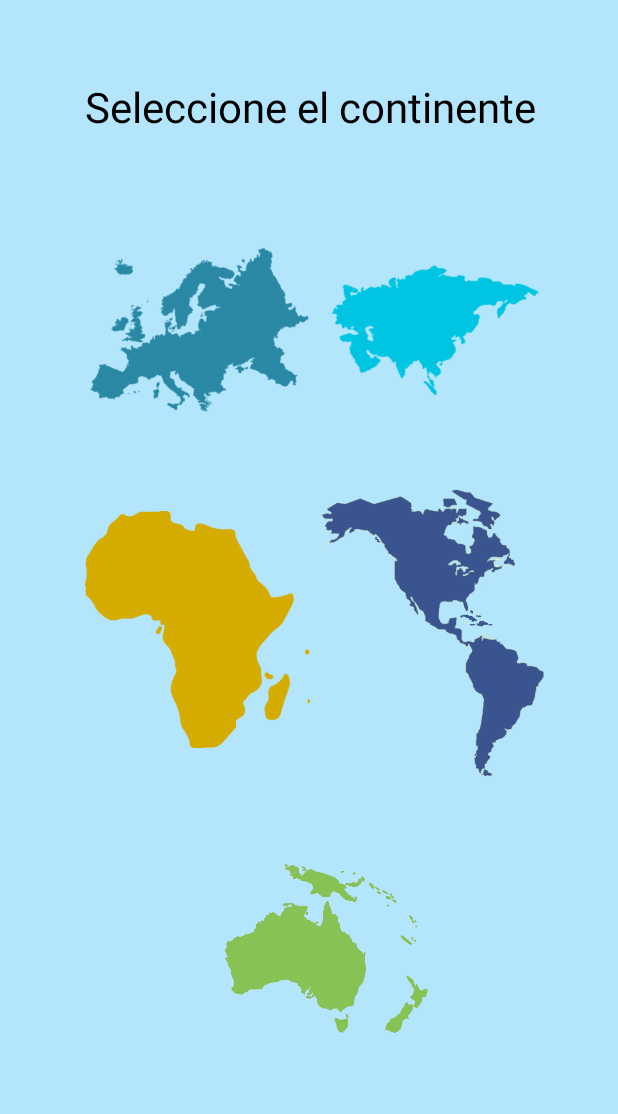
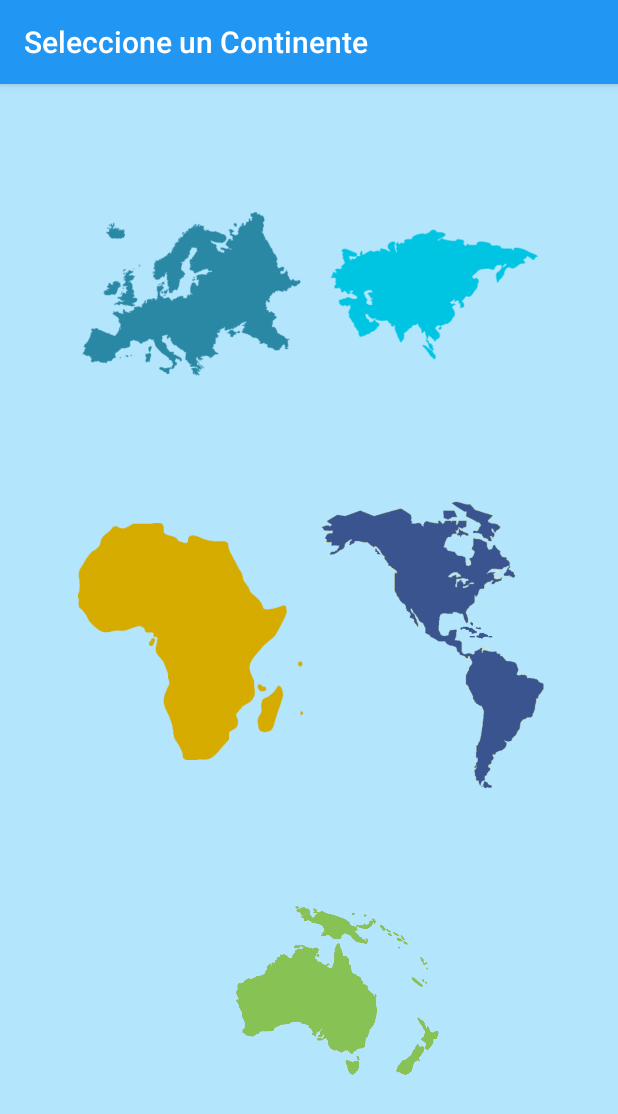
Before and after one commit to LaloTellez19/Covid, an Android app: the ContinentesFragment screen opened directly, with no data from a screen before it, on a phone screen of 412 x 824 dp. Shown: the top 1114 px of the screen. Run offline under Robolectric (Android 15) with nearby library versions, the phone set to English and light mode, and no system bars.

```diff
--- a/app/src/main/AndroidManifest.xml
+++ b/app/src/main/AndroidManifest.xml
@@ -10,7 +10,7 @@
         android:label="@string/app_name"
         android:roundIcon="@mipmap/ic_launcher_round"
         android:supportsRtl="true"
-        android:theme="@style/Theme.AppCompat.NoActionBar">
+        android:theme="@style/AppTheme">
         <activity android:name=".Main2Activity"></activity>
         <activity android:name=".Covid" />
         <activity android:name=".login" />
--- a/app/src/main/java/com/example/covid/ContinentesFragment.java
+++ b/app/src/main/java/com/example/covid/ContinentesFragment.java
@@ -144,6 +144,7 @@ public class ContinentesFragment extends Fragment {
                 .replace(R.id.fragment_container, fragmentPaises, FragmentPaises.TAG)
                 .addToBackStack(FragmentPaises.TAG)
                 .commit();
+        getActivity().setTitle("Seleccione Un Pais");
     }
 
     private void showToastError(String error) {
--- a/app/src/main/java/com/example/covid/Covid.java
+++ b/app/src/main/java/com/example/covid/Covid.java
@@ -3,6 +3,7 @@ package com.example.covid;
 import androidx.appcompat.app.AppCompatActivity;
 
 import android.os.Bundle;
+import android.view.Menu;
 
 public class Covid extends AppCompatActivity {
 
@@ -10,7 +11,7 @@ public class Covid extends AppCompatActivity {
     protected void onCreate(Bundle savedInstanceState) {
         super.onCreate(savedInstanceState);
         setContentView(R.layout.activity_covid);
-
+        this.setTitle("Seleccione un Continente");
         if (savedInstanceState == null) {
             ContinentesFragment continentesFragment = new ContinentesFragment();
             getSupportFragmentManager().beginTransaction()
@@ -18,4 +19,5 @@ public class Covid extends AppCompatActivity {
                     .commit();
         }
     }
+
 }
--- a/app/src/main/java/com/example/covid/MainActivity.java
+++ b/app/src/main/java/com/example/covid/MainActivity.java
@@ -12,6 +12,7 @@ public class MainActivity extends AppCompatActivity {
     @Override
     protected void onCreate(Bundle savedInstanceState) {
         super.onCreate(savedInstanceState);
+        this.setTitle("COVID 19");
         setContentView(R.layout.activity_main);
         login = (Button) findViewById(R.id.btnLogin);
         create = (Button) findViewById(R.id.btnCreate);
--- a/app/src/main/java/com/example/covid/Model/Countries.java
+++ b/app/src/main/java/com/example/covid/Model/Countries.java
@@ -7,4 +7,10 @@ public class Countries {
 
     private String name;
 
+    public String getAlpha2Code() {
+        return alpha2Code;
+    }
+
+    private String alpha2Code;
+
 }
--- a/app/src/main/java/com/example/covid/crearcuenta.java
+++ b/app/src/main/java/com/example/covid/crearcuenta.java
@@ -15,6 +15,7 @@ public class crearcuenta extends AppCompatActivity {
     @Override
     protected void onCreate(Bundle savedInstanceState) {
         super.onCreate(savedInstanceState);
+        this.setTitle("Registro");
         setContentView(R.layout.activity_crearcuenta);
         guardar = (Button) findViewById(R.id.savebtn);
         login = (Button) findViewById(R.id.crearbtn);
--- a/app/src/main/java/com/example/covid/login.java
+++ b/app/src/main/java/com/example/covid/login.java
@@ -19,6 +19,7 @@ public class login extends AppCompatActivity {
     protected void onCreate(Bundle savedInstanceState) {
         super.onCreate(savedInstanceState);
         setContentView(R.layout.activity_login);
+        this.setTitle("Inicio De Sesión");
         usuario = (EditText) findViewById(R.id.userTxt);
         contraseña=(EditText)findViewById(R.id.passTxt);
         login = (Button) findViewById(R.id.loginBtn);
--- /dev/null
+++ b/app/src/main/res/drawable/ic_search_black_24dp.xml
@@ -0,0 +1,5 @@
+<vector android:height="24dp" android:tint="#FFFFFF"
+    android:viewportHeight="24.0" android:viewportWidth="24.0"
+    android:width="24dp" xmlns:android="http://schemas.android.com/apk/res/android">
+    <path android:fillColor="#FF000000" android:pathData="M15.5,14h-0.79l-0.28,-0.27C15.41,12.59 16,11.11 16,9.5 16,5.91 13.09,3 9.5,3S3,5.91 3,9.5 5.91,16 9.5,16c1.61,0 3.09,-0.59 4.23,-1.57l0.27,0.28v0.79l5,4.99L20.49,19l-4.99,-5zM9.5,14C7.01,14 5,11.99 5,9.5S7.01,5 9.5,5 14,7.01 14,9.5 11.99,14 9.5,14z"/>
+</vector>
--- a/app/src/main/res/layout/fragment_continentes.xml
+++ b/app/src/main/res/layout/fragment_continentes.xml
@@ -7,35 +7,20 @@
     android:id="@+id/continentes"
     android:background="@color/fondo">
 
-    <TextView
-        android:id="@+id/Continente"
-        android:layout_width="wrap_content"
-        android:layout_height="wrap_content"
-        android:layout_marginStart="91dp"
-        android:layout_marginTop="52dp"
-        android:layout_marginEnd="91dp"
-        android:text="@string/Continente"
-        android:textColor="@color/letra"
-        android:textSize="28sp"
-        app:layout_constraintEnd_toEndOf="parent"
-        app:layout_constraintHorizontal_bias="0.49"
-        app:layout_constraintStart_toStartOf="parent"
-        app:layout_constraintTop_toTopOf="parent" />
-
     <ImageButton
         android:id="@+id/europa"
         android:layout_width="150dp"
         android:layout_height="200dp"
         android:layout_marginLeft="8dp"
-        android:layout_marginTop="68dp"
+        android:layout_marginTop="40dp"
         android:layout_marginRight="8dp"
         android:adjustViewBounds="true"
         android:background="@android:color/transparent"
         android:scaleType="centerInside"
-        app:layout_constraintHorizontal_bias="0.2"
+        app:layout_constraintHorizontal_bias="0.18"
         app:layout_constraintLeft_toLeftOf="parent"
         app:layout_constraintRight_toRightOf="parent"
-        app:layout_constraintTop_toTopOf="@id/Continente"
+        app:layout_constraintTop_toTopOf="parent"
         app:srcCompat="@drawable/europa" />
 
     <ImageButton
@@ -43,14 +28,14 @@
         android:layout_width="150dp"
         android:layout_height="200dp"
         android:layout_marginLeft="32dp"
-        android:layout_marginTop="68dp"
+        android:layout_marginTop="40dp"
         android:adjustViewBounds="true"
         android:background="@android:color/transparent"
         android:scaleType="centerInside"
-        app:layout_constraintHorizontal_bias="0.793"
+        app:layout_constraintHorizontal_bias="0.791"
         app:layout_constraintLeft_toLeftOf="parent"
         app:layout_constraintRight_toRightOf="parent"
-        app:layout_constraintTop_toTopOf="@id/Continente"
+        app:layout_constraintTop_toTopOf="parent"
         app:srcCompat="@drawable/asi" />
 
     <ImageButton
@@ -58,12 +43,12 @@
         android:layout_width="150dp"
         android:layout_height="200dp"
         android:layout_marginLeft="8dp"
-        android:layout_marginTop="200dp"
+        android:layout_marginTop="232dp"
         android:layout_marginRight="8dp"
         android:adjustViewBounds="true"
         android:background="@android:color/transparent"
         android:scaleType="centerInside"
-        app:layout_constraintHorizontal_bias="0.198"
+        app:layout_constraintHorizontal_bias="0.18"
         app:layout_constraintLeft_toLeftOf="parent"
         app:layout_constraintRight_toRightOf="parent"
         app:layout_constraintTop_toTopOf="@id/europa"
@@ -74,7 +59,7 @@
         android:layout_width="150dp"
         android:layout_height="200dp"
         android:layout_marginLeft="32dp"
-        android:layout_marginTop="200dp"
+        android:layout_marginTop="232dp"
         android:adjustViewBounds="true"
         android:background="@android:color/transparent"
         android:scaleType="centerInside"
@@ -94,11 +79,11 @@
         android:background="@android:color/transparent"
         android:scaleType="centerInside"
         app:layout_constraintBottom_toBottomOf="parent"
-        app:layout_constraintHorizontal_bias="0.478"
+        app:layout_constraintHorizontal_bias="0.511"
         app:layout_constraintLeft_toLeftOf="parent"
         app:layout_constraintRight_toRightOf="parent"
         app:layout_constraintTop_toTopOf="@id/africa"
-        app:layout_constraintVertical_bias="0.329"
+        app:layout_constraintVertical_bias="0.504"
         app:srcCompat="@drawable/oceania" />
 
 </androidx.constraintlayout.widget.ConstraintLayout>
--- a/app/src/main/res/layout/itemlist.xml
+++ b/app/src/main/res/layout/itemlist.xml
@@ -11,6 +11,7 @@
         android:layout_height="wrap_content"
         android:layout_marginTop="8dp"
         android:text="Mensaje"
+        android:textColor="@color/letra"
         app:layout_constraintEnd_toEndOf="parent"
         app:layout_constraintHorizontal_bias="0.498"
         app:layout_constraintStart_toStartOf="parent"
@@ -23,5 +24,6 @@
         android:background="@color/colorPrimary"
         app:layout_constraintEnd_toEndOf="parent"
         app:layout_constraintStart_toStartOf="parent"
+
         app:layout_constraintTop_toBottomOf="@+id/idDato"></TextView>
 </androidx.constraintlayout.widget.ConstraintLayout>
--- a/app/src/main/res/values/styles.xml
+++ b/app/src/main/res/values/styles.xml
@@ -3,8 +3,8 @@
     <!-- Base application theme. -->
     <style name="AppTheme" parent="Theme.AppCompat.Light.DarkActionBar">
         <!-- Customize your theme here. -->
-        <item name="colorPrimary">@color/colorPrimary</item>
-        <item name="colorPrimaryDark">@color/colorPrimaryDark</item>
+        <item name="colorPrimary">#2196F3</item>
+        <item name="colorPrimaryDark">#01579B</item>
         <item name="colorAccent">@color/Progress</item>
     </style>
     <style name="MatButton" parent="Theme.MaterialComponents">
```
Also changed, not shown: app/src/main/java/com/example/covid/AdapterDatos.java (+8 -2 lines), app/src/main/java/com/example/covid/FragmentPaises.java (+59 -3 lines), app/src/main/res/layout/paisesfragment.xml (+9 -37 lines), app/src/main/res/menu/my_menu.xml (added, +10 -0 lines).
